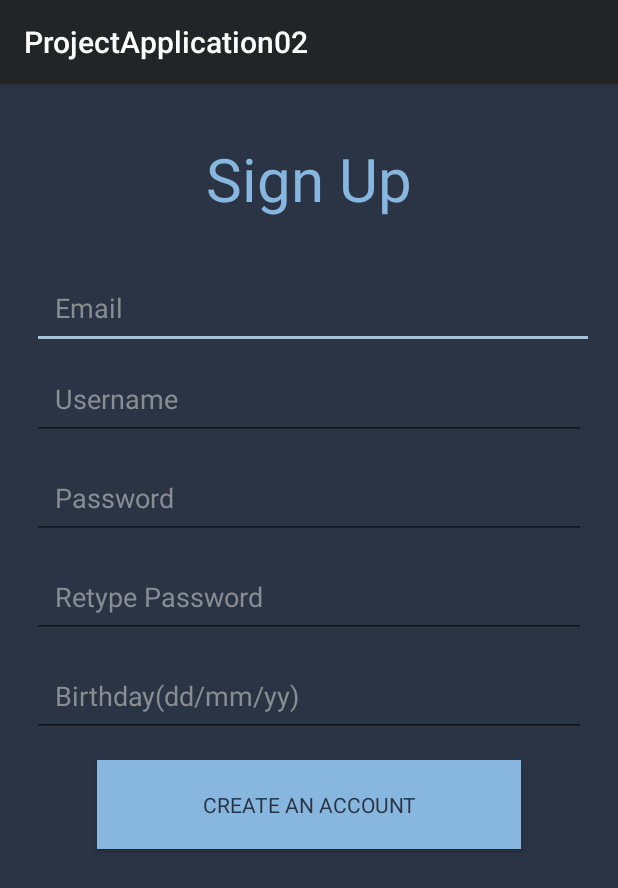
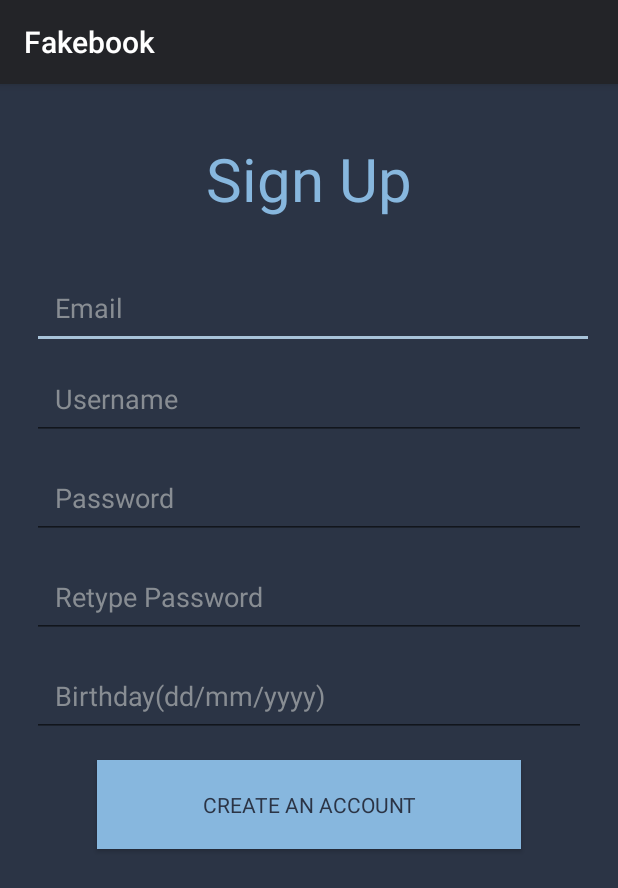
Before and after one commit to ShuyangLiu/Social-Network-App, an Android app: the SignupPage screen opened directly, with no data from a screen before it, on a phone screen of 412 x 824 dp. Shown: the top 888 px of the screen. Run offline under Robolectric (Android 15) with nearby library versions, the phone set to English and light mode, and no system bars; 1 statement that could not run was skipped.

Commit message:
change app icon and app name

```diff
--- a/app/src/main/res/layout/activity_home_page.xml
+++ b/app/src/main/res/layout/activity_home_page.xml
@@ -5,14 +5,16 @@
     android:paddingRight="@dimen/activity_horizontal_margin"
     android:paddingTop="@dimen/activity_vertical_margin"
     android:paddingBottom="@dimen/activity_vertical_margin"
+    android:background="@color/background"
     tools:context="csc296.projectapplication02.HomePage">
 
     <TextView
         android:layout_width="wrap_content"
         android:layout_height="wrap_content"
-        android:textSize="50sp"
+        android:textSize="30sp"
         android:text="@string/homePage_testText"
         android:layout_centerInParent="true"
+        android:textColor="@color/text"
         android:id="@+id/homePage_testText"/>
 
 </RelativeLayout>
--- a/app/src/main/res/values/strings.xml
+++ b/app/src/main/res/values/strings.xml
@@ -13,6 +13,6 @@
     <string name="signupPage_editText_username">Username</string>
     <string name="signupPage_editText_password_c">Retype Password</string>
     <string name="signupPage_button_signup">Create an Account</string>
-    <string name="signup_editText_birthday">Birthday(dd/mm/yy)</string>
+    <string name="signup_editText_birthday">Birthday(dd/mm/yyyy)</string>
     <string name="homePage_testText">This is gonna be the home screen after logged in!</string>
 </resources>
```
Also changed, not shown: app/src/main/AndroidManifest.xml (+4 -3 lines), app/src/main/java/csc296/projectapplication02/HomePage.java (+9 -1 lines), app/src/main/res/drawable/fakebook.png (added).
